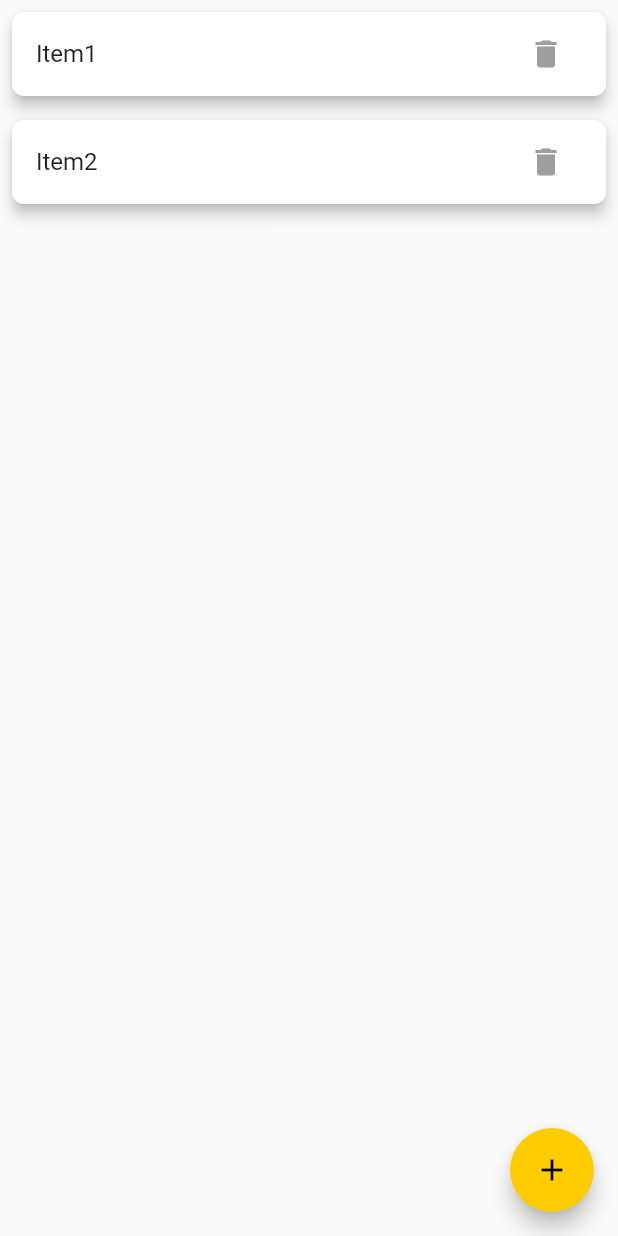
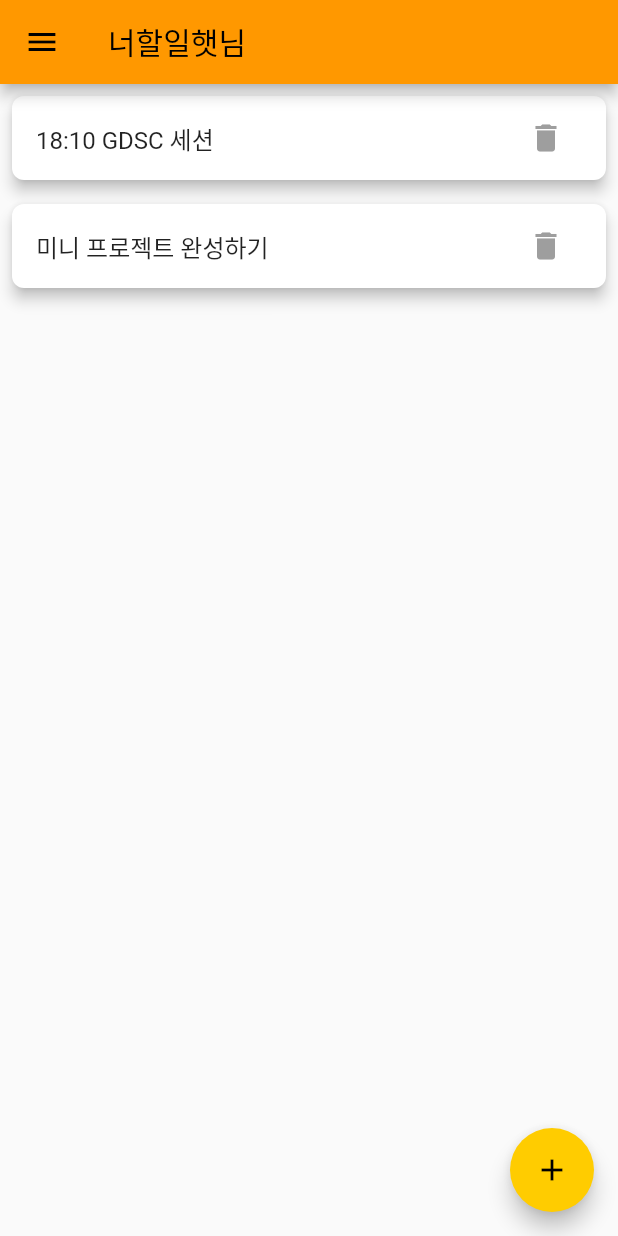
Before and after one commit to GDSC-SKHU/3Team-HaetNim-Mobile, a Flutter app: the TodoPage screen opened directly, on a phone screen of 412 x 824 dp. Run offline on Flutter 3.47's test engine with Material 2 defaults, Android fonts, the phone set to English and light mode, and no system bars; our stand-ins replace syncfusion_flutter_datepicker.

Commit message:
Update todo_example.dart
import to main.dart

```diff
--- a/lib/todo_example.dart
+++ b/lib/todo_example.dart
@@ -1,5 +1,6 @@
 import 'package:flutter/material.dart';
-import 'package:untitled1/table_calender.dart';
+import 'package:untitled1/main.dart';
+import 'package:untitled1/login.dart';
 
 
 // StatefulWidget 상속받는 TodoPage 클래스 생성
@@ -19,14 +20,70 @@ class _TodoPageState extends State<TodoPage> {
   @override
   void initState() {
     super.initState();
-    todos.add("Item1");
-    todos.add("Item2");
+    todos.add("18:10 GDSC 세션");
+    todos.add("미니 프로젝트 완성하기");
   }
 
   // material design = 구글 디자인 컨셉
   @override
   Widget build(BuildContext context) {
     return Scaffold(  //Scaffold는 appBar, body라는 옵션
+      appBar: AppBar(
+        title: Text('너할일햇님'),
+        ),
+      // 사이드메뉴 열기
+      drawer: Drawer(
+        child: ListView(
+          padding: EdgeInsets.zero,
+          children: <Widget>[
+            UserAccountsDrawerHeader(
+              currentAccountPicture: CircleAvatar(
+                backgroundImage: AssetImage('assetName'),
+              ),
+            accountName: Text('UserName'),
+            accountEmail: Text('UserEmail@gmail.com'),
+            onDetailsPressed: (){},
+            decoration: BoxDecoration(
+              color: Colors.orange[700],
+              borderRadius: BorderRadius.only()
+            ),
+            ),
+            ListTile(
+              leading: Icon(Icons.perm_contact_cal, color: Colors.orange[700]),
+              title: Text('Login'),
+              onTap: (){
+                Navigator.push(context, MaterialPageRoute(
+                  builder: (context) => LoginPage()));
+                  },
+            ),
+            ListTile(
+              leading: Icon(Icons.home, color: Colors.orange[700]),
+              title: Text('Home'),
+              onTap: (){
+                Navigator.push(context, MaterialPageRoute(
+                  builder: (context) => MyHomePage()));
+                  }
+            ),
+            ListTile(
+              leading: Icon(Icons.rocket_launch, color: Colors.orange[700]),
+              title: Text('Rocket'),
+              onTap: (){
+                // Navigator.push(context, MaterialPageRoute(
+                //   builder: (context) => RocketPage())),
+              },
+            ),
+            ListTile(
+              leading: Icon(Icons.assignment, color: Colors.orange[700]),
+              title: Text('Todo'),
+              onTap: (){
+                Navigator.push(context, MaterialPageRoute(
+                  builder: (context) => TodoPage()));
+              },
+              trailing: Icon(Icons.add),
+            ),
+            ],
+          ),
+        ),
 
 
 
```
